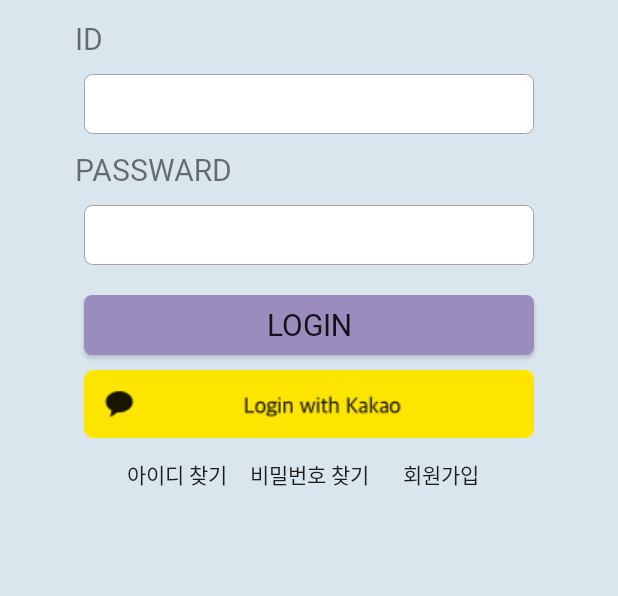
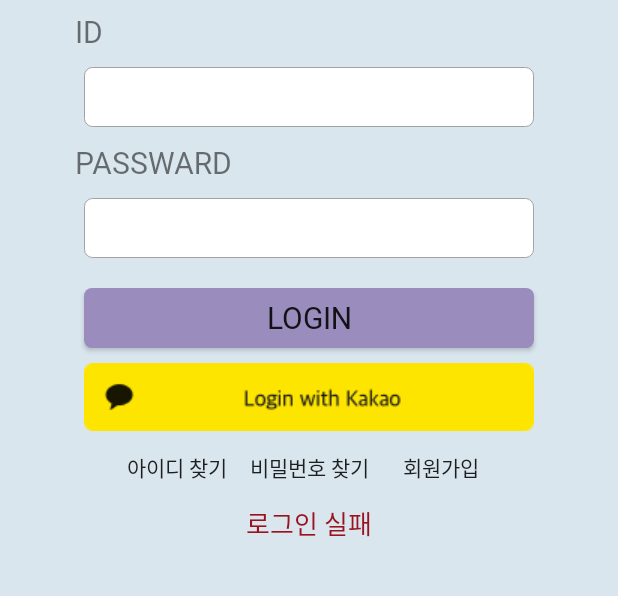
Before and after one commit to Plog-A2B2/Plog-App, an Android app: the MainActivity screen opened directly, with no data from a screen before it, after a tap on "LOGIN", on a phone screen of 412 x 824 dp, the part 495-1091 px from its top. Run offline under Robolectric (Android 15) with nearby library versions, the phone set to English and light mode, and no system bars; 13 statements that could not run were skipped.

Commit message:
0905 로그인/회원가입 테스트 완료 로그인 실패 시 서버 오류로 인해 앱 다운 되는 거 테스트 해봐야 함

```diff
--- a/app/src/main/java/com/a2b2/plog/CommunityActivity.java
+++ b/app/src/main/java/com/a2b2/plog/CommunityActivity.java
@@ -47,6 +47,10 @@
         super.onCreate(savedInstanceState);
         setContentView(R.layout.activity_community);
         logo = findViewById(R.id.title);
+
+        // 싱글톤 인스턴스 가져오기
+//        UserManager userManager = UserManager.getInstance();
+//        String userId = userManager.getUserId();
         logo.setOnClickListener(new View.OnClickListener() {
             @Override
             public void onClick(View v) {
--- a/app/src/main/java/com/a2b2/plog/MainActivity.java
+++ b/app/src/main/java/com/a2b2/plog/MainActivity.java
@@ -19,6 +19,8 @@
 import android.util.Base64;
 import android.util.Log;
 import android.view.View;
+import android.view.animation.Animation;
+import android.view.animation.AnimationUtils;
 import android.widget.Button;
 import android.widget.EditText;
 import android.widget.ImageView;
@@ -39,6 +41,7 @@
 import com.google.gson.JsonParser;
 
 import org.json.JSONObject;
+import org.w3c.dom.Text;
 
 import java.io.BufferedReader;
 import java.io.IOException;
@@ -118,30 +121,41 @@
                     JsonObject dataObject = jsonObject.getAsJsonObject("data");
 
 // "data" 객체에서 "userNickname"과 "userUUID" 추출
-                    String userNickname = dataObject.get("userNickname").getAsString();
+                    userNickname = dataObject.get("userNickname").getAsString();
                     String userUUIDStr = dataObject.get("userUUID").getAsString();
-                    UUID userUUID = UUID.fromString(userUUIDStr);
+                    userUUID = UUID.fromString(userUUIDStr);
 
 // UserManager 업데이트
-                    UserManager userManager = UserManager.getInstance();
-                    userManager.setUserNickname(userNickname);
-                    userManager.setUserId(userUUID);
+
 
 // 처리 결과 확인
-                    handler.post(() -> seeNetworkResult(result));
+                    handler.post(() -> {
+
+                        seeNetworkResult(result);
+                        if( UserManager.getInstance().getUserId() == null && UserManager.getInstance().getUserNickname() == null){
+//                        Toast.makeText(getApplicationContext(), "아이디와 비밀번호를 확인해주세요.", Toast.LENGTH_LONG).show();
+                            TextView loginFail = findViewById(R.id.loginFail);
+                            loginFail.setVisibility(View.VISIBLE);
+                            Animation shake = AnimationUtils.loadAnimation(MainActivity.this, R.anim.shake_fast);
+                            loginFail.startAnimation(shake);
+
+                            Log.d("logintest", "로그인실패");
+                        } else{
+                            Intent intent = new Intent(MainActivity.this, HomeActivity.class);
+                            startActivity(intent);
+                            overridePendingTransition(0, 0);
+                            finish();
+                        }
+                    });
+
+
+
 
                 }).start();
 
-                Log.d("logintest", userNickname+" "+userUUID);
 
-                if( UserManager.getInstance().getUserId() ==null && UserManager.getInstance().getUserNickname() == null){
-                    Toast.makeText(getApplicationContext(), "아이디와 비밀번호를 확인해주세요.", Toast.LENGTH_LONG).show();
-                } else{
-                    Intent intent = new Intent(MainActivity.this, HomeActivity.class);
-                    startActivity(intent);
-                    overridePendingTransition(0, 0);
-                    finish();
-                }
+
+
 
 //                Intent intent = new Intent(MainActivity.this, HomeActivity.class);
 //                startActivity(intent);
@@ -363,5 +377,15 @@
     public void seeNetworkResult(String result) {
         // 네트워크 작업 완료 후
         Log.d(result, "network");
+        UserManager userManager = UserManager.getInstance();
+        userManager.setUserNickname(userNickname);
+        userManager.setUserId(userUUID);
+        Log.d("닉네임",userNickname);
+
+        Log.d("logintest", userNickname+" "+userUUID);
+
+        Log.d("UserManager.getUserId", String.valueOf(UserManager.getInstance().getUserId()));
+        Log.d("UserManager.getUserNickname", UserManager.getInstance().getUserNickname());
+//        Log.d("uuid",userUUIDStr);
     }
 }
--- a/app/src/main/java/com/a2b2/plog/PloggerAdapter.java
+++ b/app/src/main/java/com/a2b2/plog/PloggerAdapter.java
@@ -8,6 +8,7 @@
 import androidx.annotation.NonNull;
 import androidx.recyclerview.widget.RecyclerView;
 
+import java.util.ArrayList;
 import java.util.List;
 
 public class PloggerAdapter extends RecyclerView.Adapter<PloggerAdapter.PloggingViewHolder> {
@@ -15,7 +16,8 @@
     private List<RealtimePloggerItem> ploggingItems;
 
     public PloggerAdapter(List<RealtimePloggerItem> ploggingItems) {
-        this.ploggingItems = ploggingItems;
+        //this.ploggingItems = ploggingItems;
+        this.ploggingItems = (ploggingItems != null) ? ploggingItems : new ArrayList<>();
     }
 
     @NonNull
--- /dev/null
+++ b/app/src/main/res/anim/cycle_2.xml
@@ -0,0 +1,3 @@
+<cycleInterpolator
+    xmlns:android="http://schemas.android.com/apk/res/android"
+    android:cycles="2" />
--- /dev/null
+++ b/app/src/main/res/anim/shake_fast.xml
@@ -0,0 +1,7 @@
+<translate
+    xmlns:android="http://schemas.android.com/apk/res/android"
+    android:fromXDelta="0"
+    android:toXDelta="10"
+    android:duration="500"
+    android:interpolator="@anim/cycle_2"
+    />
--- a/app/src/main/res/layout/activity_main.xml
+++ b/app/src/main/res/layout/activity_main.xml
@@ -119,6 +119,16 @@
                 android:background="@drawable/no_background"/>
         </LinearLayout>
         <TextView
+            android:id="@+id/loginFail"
+            android:layout_width="wrap_content"
+            android:layout_height="wrap_content"
+            android:text="로그인 실패"
+            android:textSize="17sp"
+            android:fontFamily="@font/nanumbarungothic"
+            android:textColor="@color/deepRed"
+            android:visibility="gone"/>
+
+        <TextView
             android:id="@+id/tv1"
             android:layout_marginTop="40dp"
             android:layout_width="match_parent"
--- a/app/src/main/res/values/colors.xml
+++ b/app/src/main/res/values/colors.xml
@@ -5,4 +5,5 @@
     <color name="joinBack">#342d7e</color>
     <color name="green">#ECF2D3</color>
     <color name="gray">#E5E5EC</color>
+    <color name="deepRed">#9B111E</color>
 </resources>
```
